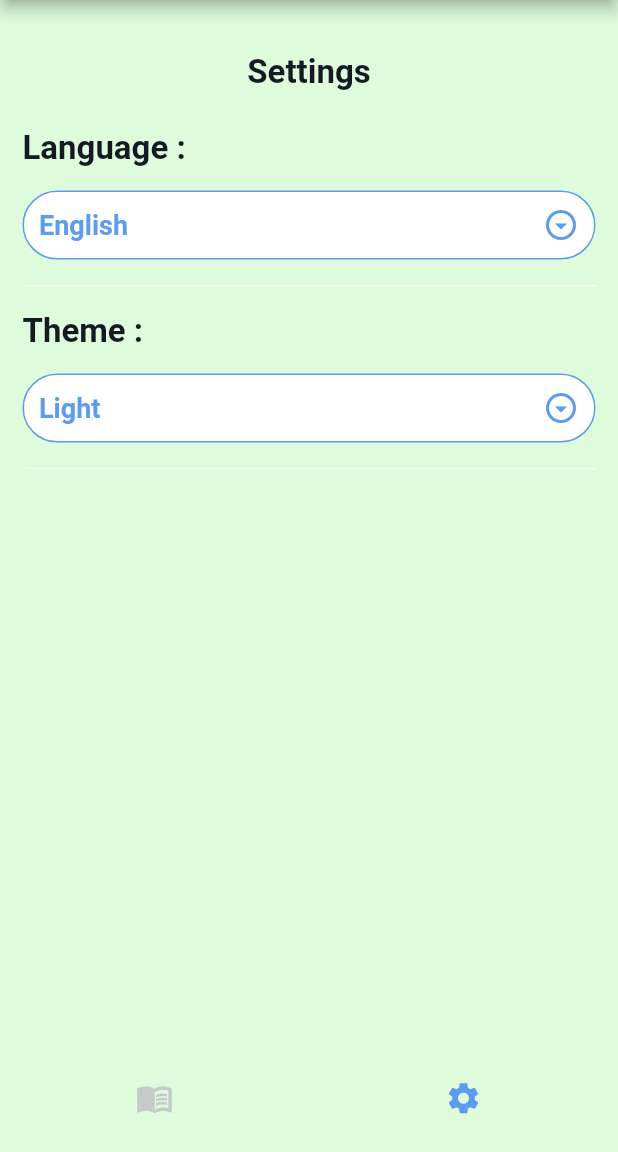
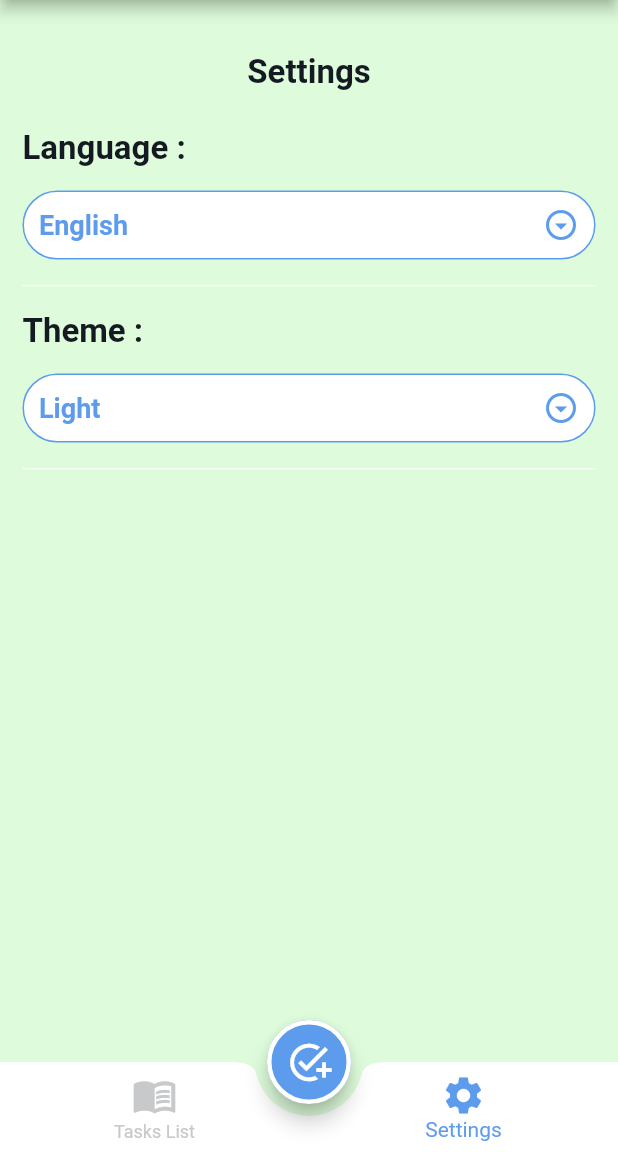
Before and after one commit to MarkMeme/To_Do_List_App, a Flutter app: the screen it shows after launch, item 2 of the bottom bar chosen, on a phone screen of 412 x 824 dp, the part 84-1236 px from its top. Run offline on Flutter 3.47's test engine with Material 2 defaults, Android fonts, the phone set to English and light mode, and no system bars; our stand-ins replace calendar_timeline; generated files the repository leaves out were written again.

Commit message:
added calendar timeline, floating action bottom and bottom sheet fo adding task

```diff
--- a/lib/home/home_page.dart
+++ b/lib/home/home_page.dart
@@ -3,6 +3,8 @@ import 'package:flutter_gen/gen_l10n/app_localizations.dart';
 import 'package:provider/provider.dart';
 import 'package:to_do_app/home/tasks_tab.dart';
 import 'package:to_do_app/settings_details/settings_tab.dart';
+import 'package:to_do_app/task_details/add_task_bottom_sheet.dart';
+import 'package:to_do_app/theme_data.dart';
 
 import '../providers/AppConfigProvider.dart';
 
@@ -28,22 +30,45 @@ class _HomePageState extends State<HomePage> {
         ),
       ),
       body: tabs[selectedIndex],
-      bottomNavigationBar: Theme(
-        data: Theme.of(context),
+      floatingActionButton: FloatingActionButton(
+        onPressed: () {
+          addTaskBottomSheet();
+        },
+        backgroundColor: MyThemeData.primaryLight,
+        shape: RoundedRectangleBorder(
+            borderRadius: BorderRadiusDirectional.circular(30),
+            side: BorderSide(
+                width: 3,
+                color: provider.appTheme == ThemeMode.dark
+                    ? MyThemeData.blackColor
+                    : MyThemeData.whiteColor)),
+        child: Icon(
+          Icons.add_task,
+          size: 30,
+        ),
+      ),
+      floatingActionButtonLocation: FloatingActionButtonLocation.centerDocked,
+      bottomNavigationBar: BottomAppBar(
+        color: provider.appTheme == ThemeMode.dark
+            ? MyThemeData.blackColor
+            : MyThemeData.whiteColor,
+        elevation: 0,
+        shape: const CircularNotchedRectangle(),
+        notchMargin: 8,
         child: BottomNavigationBar(
-          items: const [
+          items: [
             BottomNavigationBarItem(
-                icon: Icon(
+                icon: const Icon(
                   Icons.menu_book,
-                  size: 25,
+                  size: 30,
                 ),
-                label: ''),
+                label: AppLocalizations.of(context)?.tasksList),
             BottomNavigationBarItem(
-                icon: Icon(
+                icon: const Icon(
                   Icons.settings,
-                  size: 25,
+                  size: 30,
                 ),
-                label: '')
+                label: AppLocalizations.of(context)?.settings)
           ],
           onTap: (i) {
             selectedIndex = i;
@@ -52,9 +77,16 @@ class _HomePageState extends State<HomePage> {
           currentIndex: selectedIndex,
         ),
       ),
-
     );
   }
 
   List<Widget> tabs = [TasksTab(), SettingsTab()];
+
+  void addTaskBottomSheet() {
+    showModalBottomSheet(
+      context: context,
+      builder: (context) => AddTaskBottomSheet(),
+      shape: Border.all(width: 5, color: Theme.of(context).primaryColor),
+    );
+  }
 }
--- a/lib/l10n/app_en.arb
+++ b/lib/l10n/app_en.arb
@@ -16,6 +16,10 @@
 "editDescription" : "Edit Description" ,
 "theTitle" : "The Title" ,
 "taskDetails" : "Task Details" ,
-"saveChanges" : "Save Changes"
+"saveChanges" : "Save Changes",
+"tasksList" : "Tasks List",
+"taskDetails" : "Task Details",
+"add" : "Add",
+"edit" : "Edit"
 
 }
--- a/lib/theme_data.dart
+++ b/lib/theme_data.dart
@@ -27,6 +27,10 @@ class MyThemeData {
           TextStyle(color: redColor, fontWeight: FontWeight.bold, fontSize: 22),
       headline3: TextStyle(
           color: blackColor, fontWeight: FontWeight.bold, fontSize: 22),
+      headline4: TextStyle(
+          color: greyLight, fontWeight: FontWeight.bold, fontSize: 17),
+      headline5: TextStyle(
+          color: blackColor, fontWeight: FontWeight.bold, fontSize: 20),
     ),
     bottomNavigationBarTheme: BottomNavigationBarThemeData(
         elevation: 0,
@@ -51,6 +55,10 @@ class MyThemeData {
             color: redColor, fontWeight: FontWeight.bold, fontSize: 22),
         headline3: TextStyle(
             color: whiteColor, fontWeight: FontWeight.bold, fontSize: 22),
+        headline4: TextStyle(
+            color: greyLight, fontWeight: FontWeight.bold, fontSize: 17),
+        headline5: TextStyle( // data select time
+            color: whiteColor, fontWeight: FontWeight.bold, fontSize: 20),
       ),
       bottomNavigationBarTheme: BottomNavigationBarThemeData(
           elevation: 0,
--- a/pubspec.yaml
+++ b/pubspec.yaml
@@ -35,6 +35,7 @@ dependencies:
     sdk: flutter
   intl: ^0.17.0 # Add this line
   provider: ^6.0.4
+  calendar_timeline: ^1.0.5
 
   # The following adds the Cupertino Icons font to your application.
   # Use with the CupertinoIcons class for iOS style icons.
```
Also changed, not shown: lib/home/tasks_tab.dart (+22 -1 lines), lib/l10n/app_ar.arb (+6 -1 lines), lib/task_details/add_task_bottom_sheet.dart (added, +111 -0 lines), pubspec.lock.
